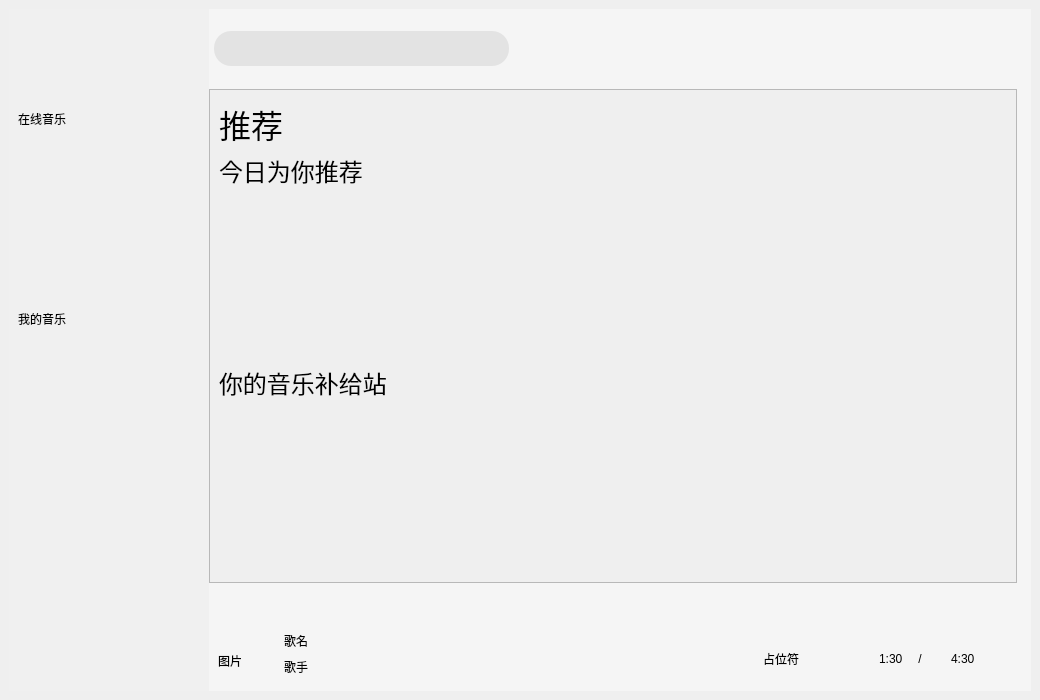
Before: the Qt Designer form QQMusic/qqmusic.ui in Lotso-ww/music-player-client, drawn with Qt 5.
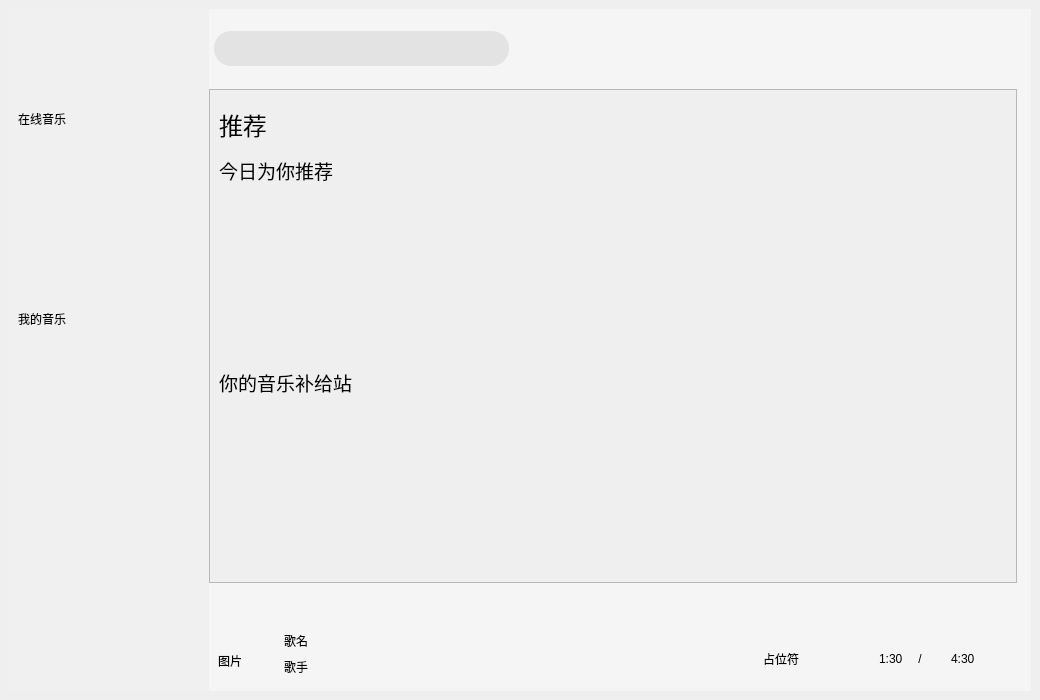
After: the same form once the commit is applied. Icons and pictures are not drawn. Custom widgets are drawn as their Qt base class.

Commit message: 窗口标题和顶部按键实现处理 && 歌曲按钮样式和推荐界面优化

What changed in the file:
```diff
--- a/QQMusic/qqmusic.ui
+++ b/QQMusic/qqmusic.ui
@@ -578,6 +578,23 @@
                   <height>494</height>
                  </rect>
                 </property>
+                <property name="styleSheet">
+                 <string notr="true">QScrollBar:vertical
+{
+ 	border:none; 
+	width:10px; 
+	background-color:#FFFFFF;
+ 	margin:0px 0px 0px 0px; 
+}
+
+QScrollBar::handle:vertical
+{
+ 	width:10px;
+ 	background-color:#E3E3E3;
+ 	border-radius:5px; 
+ 	min-height:20px;
+}</string>
+                </property>
                 <property name="widgetResizable">
                  <bool>true</bool>
                 </property>
@@ -610,7 +627,7 @@
                     </property>
                     <property name="font">
                      <font>
-                      <pointsize>24</pointsize>
+                      <pointsize>18</pointsize>
                      </font>
                     </property>
                     <property name="text">
@@ -634,7 +651,7 @@
                     </property>
                     <property name="font">
                      <font>
-                      <pointsize>18</pointsize>
+                      <pointsize>14</pointsize>
                      </font>
                     </property>
                     <property name="text">
@@ -661,7 +678,7 @@
                     </property>
                     <property name="font">
                      <font>
-                      <pointsize>18</pointsize>
+                      <pointsize>14</pointsize>
                      </font>
                     </property>
                     <property name="text">
```
The commit also changes 5 other files.
